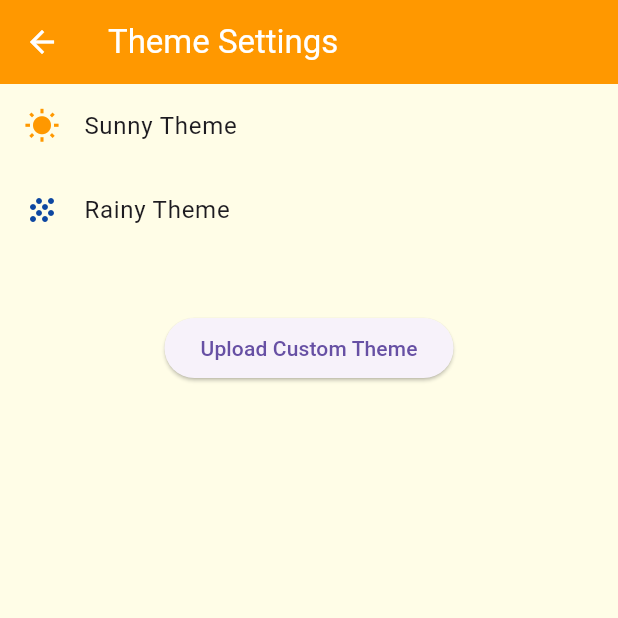
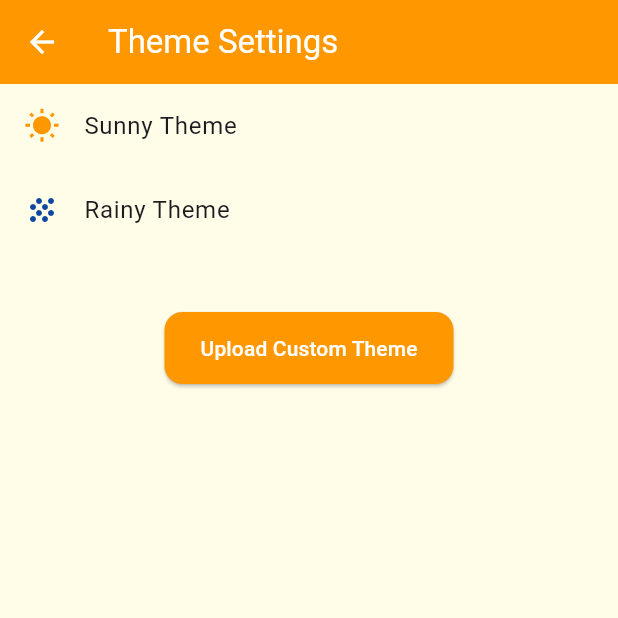
Before and after one commit to Adnan423/Project2Henry, a Flutter app: the screen it shows after launch, after a tap on "Themes", on a phone screen of 412 x 824 dp, the top half of it. Run offline on Flutter 3.47's test engine with Material 3 defaults, Android fonts, the phone set to English and light mode, and no system bars; our stand-ins replace cloud_firestore, firebase_core, firebase_messaging, flutter_map, latlong2; accounts and stored records are empty; network calls fail.

Commit message:
multiple updates to screens, including real time weather on home screen and button color change with theme

```diff
--- a/lib/main.dart
+++ b/lib/main.dart
@@ -16,6 +16,14 @@
     backgroundColor: Colors.orange,
     foregroundColor: Colors.white,
   ),
+  elevatedButtonTheme: ElevatedButtonThemeData(
+    style: ElevatedButton.styleFrom(
+      backgroundColor: Colors.orange,
+      foregroundColor: Colors.white,
+      shape: RoundedRectangleBorder(borderRadius: BorderRadius.circular(12)),
+      padding: EdgeInsets.symmetric(horizontal: 24, vertical: 14),
+    ),
+  ),
 );
 
 final ThemeData rainyTheme = ThemeData(
@@ -26,8 +34,15 @@
     backgroundColor: Colors.blue[900],
     foregroundColor: Colors.white,
   ),
+  elevatedButtonTheme: ElevatedButtonThemeData(
+    style: ElevatedButton.styleFrom(
+      backgroundColor: Colors.blue[900],
+      foregroundColor: Colors.white,
+      shape: RoundedRectangleBorder(borderRadius: BorderRadius.circular(12)),
+      padding: EdgeInsets.symmetric(horizontal: 24, vertical: 14),
+    ),
+  ),
 );
-
 final ValueNotifier<ThemeData> themeNotifier = ValueNotifier(sunnyTheme);
 
 void main() async {
@@ -60,7 +75,53 @@
   }
 }
 
-class HomeScreen extends StatelessWidget {
+Future<Map<String, dynamic>?> fetchCurrentWeather() async {
+  const apiKey = '8377ee3a600148eaa8310845250305';
+  const city = 'Atlanta';
+  final url = 'https://api.weatherapi.com/v1/current.json?key=$apiKey&q=$city';
+
+  try {
+    final response = await http.get(Uri.parse(url));
+    if (response.statusCode == 200) {
+      final data = jsonDecode(response.body);
+      return {
+        'temp': data['current']['temp_f'],
+        'icon': "https:${data['current']['condition']['icon']}",
+        'desc': data['current']['condition']['text'],
+      };
+    }
+  } catch (e) {
+    print('Weather fetch error: $e');
+  }
+  return null;
+}
+
+class HomeScreen extends StatefulWidget {
+  @override
+  _HomeScreenState createState() => _HomeScreenState();
+}
+
+class _HomeScreenState extends State<HomeScreen> {
+  String temperatureText = "Loading...";
+  String iconUrl = '';
+  String city = 'Atlanta';
+
+  @override
+  void initState() {
+    super.initState();
+    loadWeather();
+  }
+
+  void loadWeather() async {
+    final weather = await fetchCurrentWeather();
+    if (weather != null) {
+      setState(() {
+        temperatureText = "${weather['temp']}°F – $city";
+        iconUrl = weather['icon'];
+      });
+    }
+  }
+
   @override
   Widget build(BuildContext context) {
     return Scaffold(
@@ -69,24 +130,54 @@
         child: Column(
           mainAxisAlignment: MainAxisAlignment.center,
           children: [
-            Text("🌤️ 72°F – Atlanta", style: TextStyle(fontSize: 24)),
+            if (iconUrl.isNotEmpty)
+              Row(
+                mainAxisAlignment: MainAxisAlignment.center,
+                children: [
+                  Image.network(iconUrl, width: 40),
+                  SizedBox(width: 8),
+                  Text(temperatureText, style: TextStyle(fontSize: 24)),
+                ],
+              )
+            else
+              Text(temperatureText, style: TextStyle(fontSize: 24)),
+            SizedBox(height: 24),
+
+            ElevatedButton(
+              onPressed: () => Navigator.pushNamed(context, '/forecast'),
+              child: Text("Forecast"),
+            ),
             SizedBox(height: 12),
-            ElevatedButton(onPressed: () => Navigator.pushNamed(context, '/forecast'), child: Text("Forecast")),
+
+            ElevatedButton(
+              onPressed: () => Navigator.pushNamed(context, '/map'),
+              child: Text("Map"),
+            ),
             SizedBox(height: 12),
-            ElevatedButton(onPressed: () => Navigator.pushNamed(context, '/map'), child: Text("Map")),
+
+            ElevatedButton(
+              onPressed: () => Navigator.pushNamed(context, '/theme'),
+              child: Text("Themes"),
+            ),
             SizedBox(height: 12),
-            ElevatedButton(onPressed: () => Navigator.pushNamed(context, '/theme'), child: Text("Themes")),
+
+            ElevatedButton(
+              onPressed: () => Navigator.pushNamed(context, '/community'),
+              child: Text("Community"),
+            ),
             SizedBox(height: 12),
-            ElevatedButton(onPressed: () => Navigator.pushNamed(context, '/community'), child: Text("Community")),
-            SizedBox(height: 12),
-            ElevatedButton(onPressed: () => Navigator.pushNamed(context, '/alerts'), child: Text("Alerts")),
+
+            ElevatedButton(
+              onPressed: () => Navigator.pushNamed(context, '/alerts'),
+              child: Text("Alerts"),
+            ),
           ],
-
         ),
       ),
     );
   }
 }
+
 
 class ForecastScreen extends StatefulWidget {
   @override
@@ -214,8 +305,27 @@
   }
 }
 
-class CommunityScreen extends StatelessWidget {
+class CommunityScreen extends StatefulWidget {
+  @override
+  _CommunityScreenState createState() => _CommunityScreenState();
+}
+
+class _CommunityScreenState extends State<CommunityScreen> {
   final TextEditingController _reportController = TextEditingController();
+
+  void _submitReport() {
+    if (_reportController.text.isNotEmpty) {
+      FirebaseFirestore.instance.collection('reports').add({
+        'message': _reportController.text,
+        'timestamp': Timestamp.now(),
+      });
+      _reportController.clear();
+    }
+  }
+
+  void _deleteReport(String docId) {
+    FirebaseFirestore.instance.collection('reports').doc(docId).delete();
+  }
 
   @override
   Widget build(BuildContext context) {
@@ -227,41 +337,52 @@
             padding: EdgeInsets.all(12),
             child: TextField(
               controller: _reportController,
-              decoration: InputDecoration(labelText: "What's the weather like?", border: OutlineInputBorder()),
+              decoration: InputDecoration(
+                labelText: "What's the weather like?",
+                border: OutlineInputBorder(),
+              ),
             ),
           ),
           ElevatedButton(
-            onPressed: () {
-              if (_reportController.text.isNotEmpty) {
-                FirebaseFirestore.instance.collection('reports').add({
-                  'message': _reportController.text,
-                  'timestamp': Timestamp.now(),
-                });
-              }
-            },
+            onPressed: _submitReport,
             child: Text("Submit"),
           ),
           Expanded(
             child: StreamBuilder(
-              stream: FirebaseFirestore.instance.collection('reports').orderBy('timestamp', descending: true).snapshots(),
+              stream: FirebaseFirestore.instance
+                  .collection('reports')
+                  .orderBy('timestamp', descending: true)
+                  .snapshots(),
               builder: (context, snapshot) {
-                if (!snapshot.hasData) return Center(child: CircularProgressIndicator());
+                if (!snapshot.hasData)
+                  return Center(child: CircularProgressIndicator());
+
                 final docs = snapshot.data!.docs;
+
                 return ListView.builder(
                   itemCount: docs.length,
                   itemBuilder: (context, index) {
-                    final report = docs[index]['message'];
-                    return ListTile(title: Text(report));
+                    final doc = docs[index];
+                    final message = doc['message'];
+
+                    return ListTile(
+                      title: Text(message),
+                      trailing: IconButton(
+                        icon: Icon(Icons.delete, color: Colors.red),
+                        onPressed: () => _deleteReport(doc.id),
+                      ),
+                    );
                   },
                 );
               },
             ),
-          )
+          ),
         ],
       ),
     );
   }
 }
+
 
 class AlertsScreen extends StatefulWidget {
   @override
```
